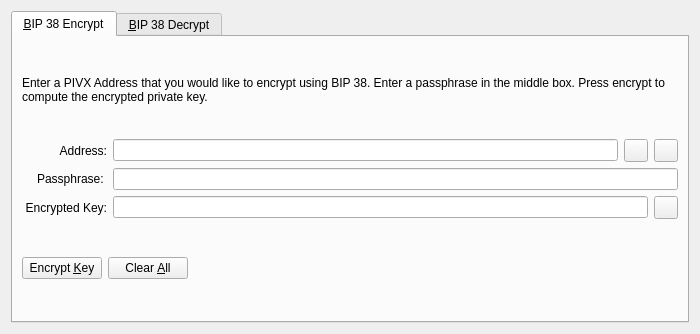
Above: src/qt/forms/bip38tooldialog.ui from stakecube/stakecubecoin-archive before the change. Below: the same form after it.
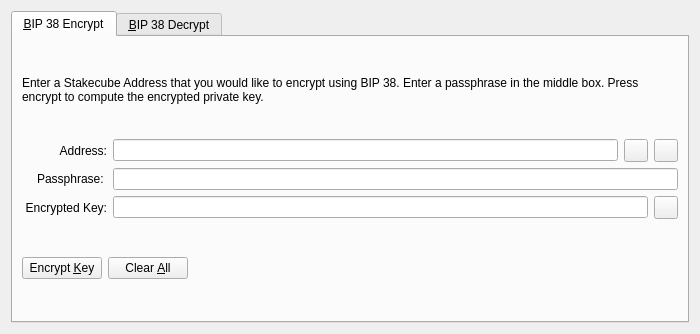
That is the form after the change. The open tabs and pages were chosen to show the change. Icons and pictures are not drawn. Custom widgets are drawn as their Qt base class.

The edit to the form file:
```diff
--- a/src/qt/forms/bip38tooldialog.ui
+++ b/src/qt/forms/bip38tooldialog.ui
@@ -30,7 +30,7 @@
        <item>
         <widget class="QLabel" name="infoLabel_ENC">
          <property name="text">
-          <string>Enter a PIVX Address that you would like to encrypt using BIP 38. Enter a passphrase in the middle box. Press encrypt to compute the encrypted private key.</string>
+          <string>Enter a Stakecube Address that you would like to encrypt using BIP 38. Enter a passphrase in the middle box. Press encrypt to compute the encrypted private key.</string>
          </property>
          <property name="textFormat">
           <enum>Qt::PlainText</enum>
```
Left out of the diff: 16 changed lines with no effect on the pictures.
